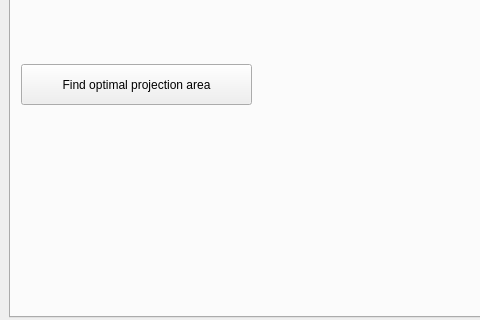
First picture: the form in ui/main_window.ui, repository NikolasE/projector_calibration, before the edit; both pictures show x 0 to 480 and y 90 to 410 of the 1004 by 746 pixel window.
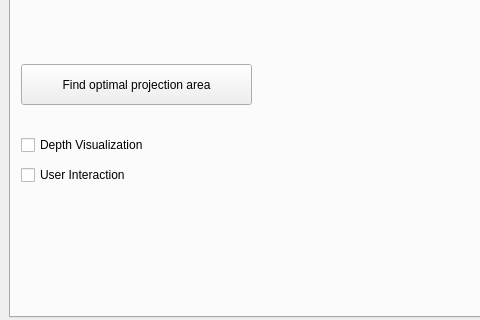
Second picture: the form after the edit. Icons and pictures are not drawn.

Commit message: replaced cvNamedWindow for fullscreen projector image with JLabel. User interface now with handdetection (closest point to plane) and distance visualization on the whole cloud

Patch:
```diff
--- a/ui/main_window.ui
+++ b/ui/main_window.ui
@@ -718,6 +718,32 @@
          <string>Find optimal projection area</string>
         </property>
        </widget>
+       <widget class="QCheckBox" name="cb_user">
+        <property name="geometry">
+         <rect>
+          <x>10</x>
+          <y>170</y>
+          <width>181</width>
+          <height>22</height>
+         </rect>
+        </property>
+        <property name="text">
+         <string>User Interaction</string>
+        </property>
+       </widget>
+       <widget class="QCheckBox" name="cb_depth_visualization">
+        <property name="geometry">
+         <rect>
+          <x>10</x>
+          <y>140</y>
+          <width>171</width>
+          <height>22</height>
+         </rect>
+        </property>
+        <property name="text">
+         <string>Depth Visualization</string>
+        </property>
+       </widget>
       </widget>
      </widget>
     </item>
```
Left out of the diff: 38 changed lines with no effect on the pictures. The commit also changes 10 other files.
